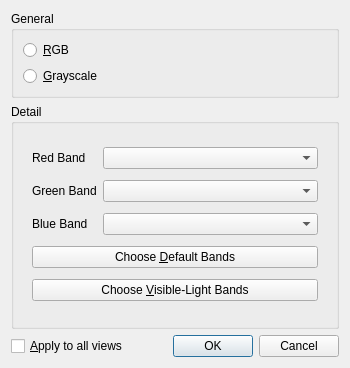
This is src/wiser/gui/ui_files/band_chooser.ui in Ehlmann-research-group/WISER as Qt 5 draws it before an edit. The edited form follows.
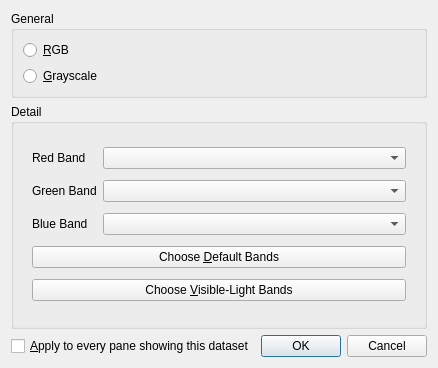
This is the edited form.

Commit message: fix: make the band chooser's apply-to-all option say what it does (#517)

```diff
--- a/src/wiser/gui/ui_files/band_chooser.ui
+++ b/src/wiser/gui/ui_files/band_chooser.ui
@@ -27,7 +27,7 @@
    <item row="3" column="0">
     <widget class="QCheckBox" name="chk_apply_globally">
      <property name="text">
-      <string>&amp;Apply to all views</string>
+      <string>&amp;Apply to every pane showing this dataset</string>
      </property>
     </widget>
    </item>
```
Left out of the diff: 3 changed lines with no effect on the pictures. The commit also changes 4 other files.
